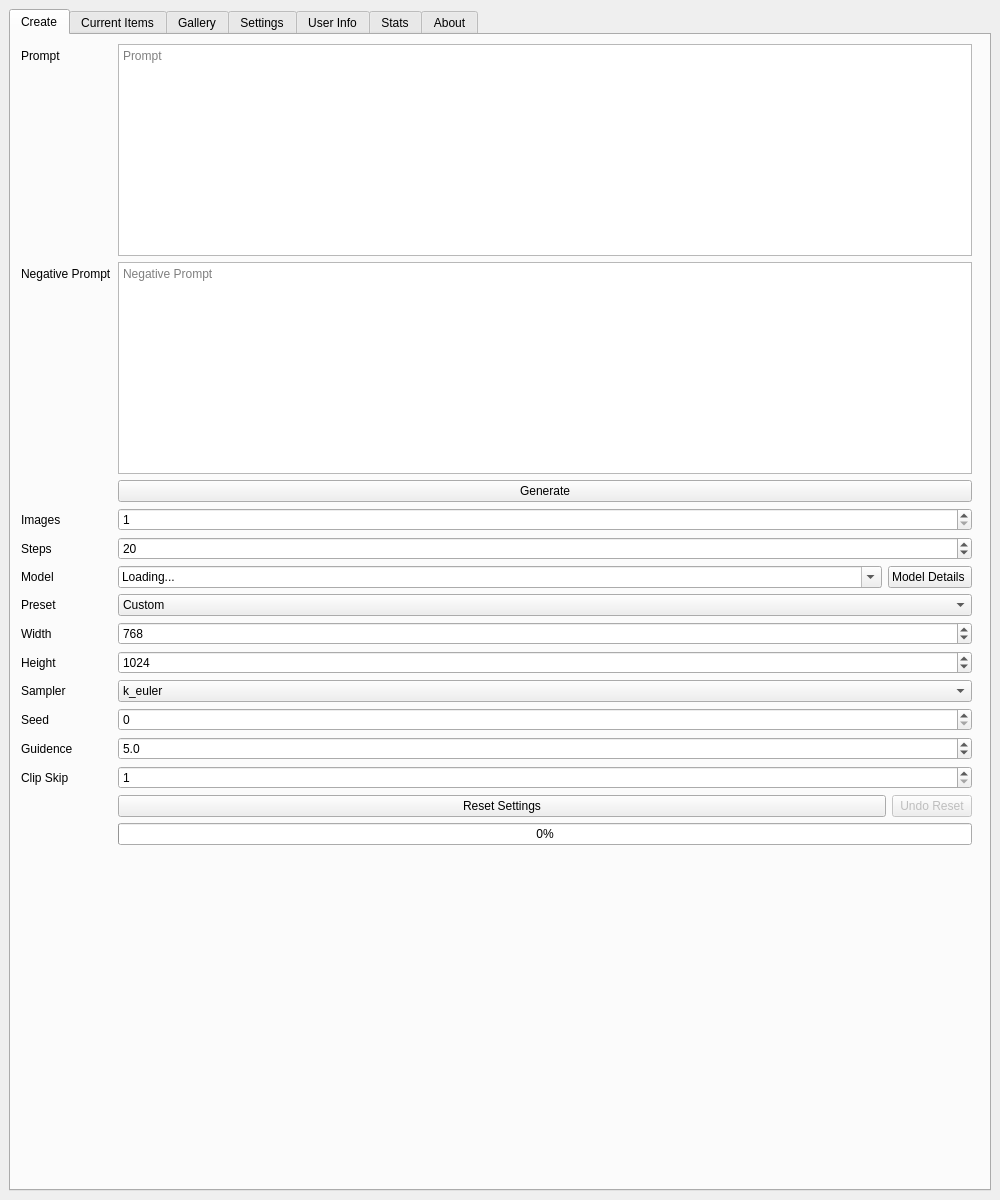
Unit1208/HordeQT, file QTProj/QtHorde/form.ui: the form before one commit.
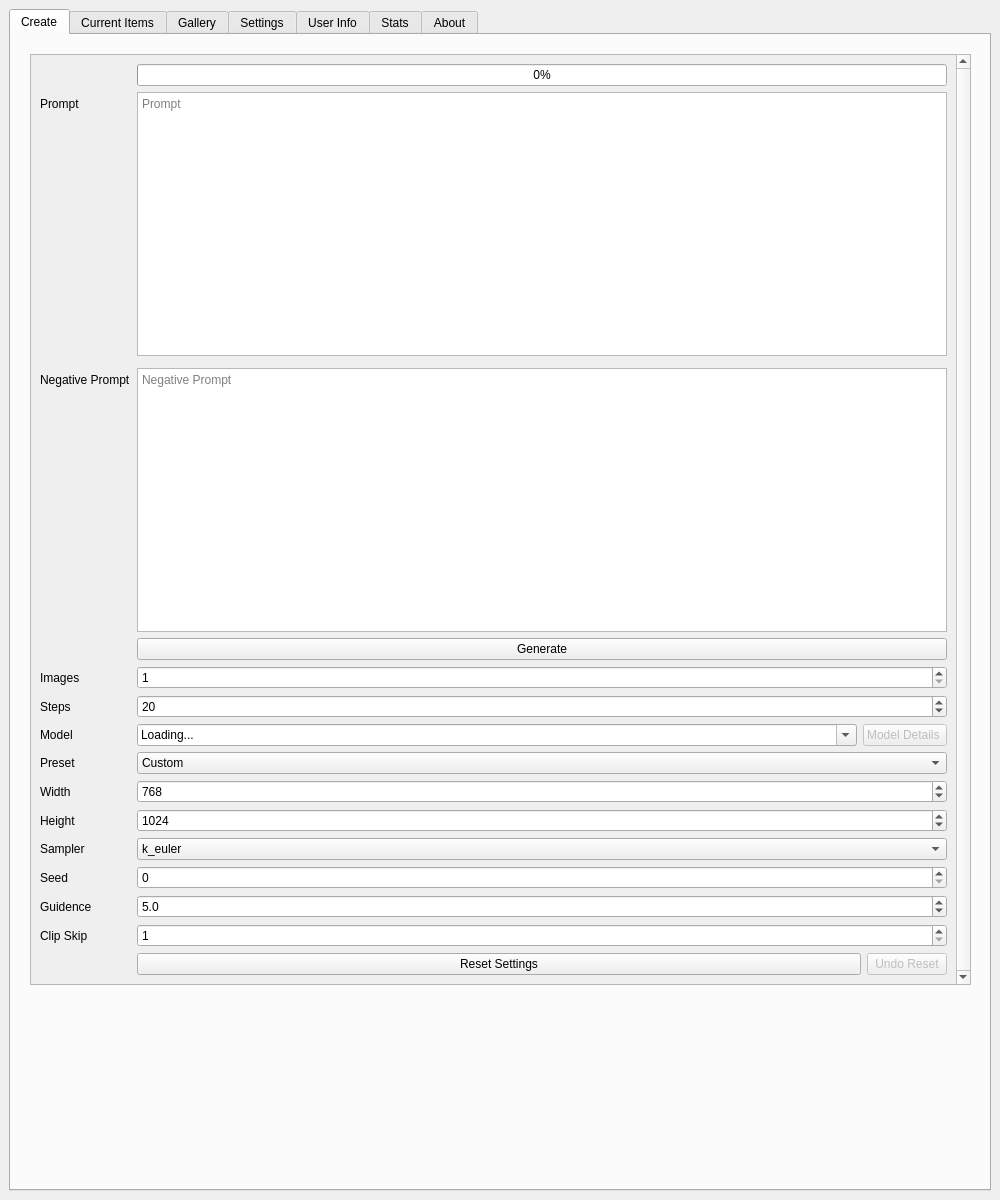
The form after the commit. Icons and pictures are not drawn.

Commit message: I can't get the UI to resize properly

```diff
--- a/QTProj/QtHorde/form.ui
+++ b/QTProj/QtHorde/form.ui
@@ -13,12 +13,24 @@
     <height>1200</height>
    </rect>
   </property>
+  <property name="sizePolicy">
+   <sizepolicy hsizetype="Expanding" vsizetype="Expanding">
+    <horstretch>0</horstretch>
+    <verstretch>0</verstretch>
+   </sizepolicy>
+  </property>
   <property name="windowTitle">
    <string>MainWindow</string>
   </property>
   <widget class="QWidget" name="centralwidget">
-   <layout class="QGridLayout" name="gridLayout">
-    <item row="0" column="0">
+   <property name="sizePolicy">
+    <sizepolicy hsizetype="Expanding" vsizetype="Expanding">
+     <horstretch>0</horstretch>
+     <verstretch>0</verstretch>
+    </sizepolicy>
+   </property>
+   <layout class="QVBoxLayout" name="verticalLayout_3">
+    <item>
      <widget class="QTabWidget" name="tabWidget">
       <property name="sizePolicy">
        <sizepolicy hsizetype="MinimumExpanding" vsizetype="MinimumExpanding">
@@ -42,53 +54,86 @@
        <bool>false</bool>
       </property>
       <widget class="QWidget" name="create_tab">
+       <property name="sizePolicy">
+        <sizepolicy hsizetype="Expanding" vsizetype="Expanding">
+         <horstretch>0</horstretch>
+         <verstretch>0</verstretch>
+        </sizepolicy>
+       </property>
        <attribute name="icon">
         <iconset theme="QIcon::ThemeIcon::ListAdd"/>
        </attribute>
        <attribute name="title">
         <string>Create</string>
        </attribute>
+       <layout class="QVBoxLayout" name="verticalLayout_2">
+        <item>
        <widget class="QFrame" name="frame">
+          <property name="sizePolicy">
+           <sizepolicy hsizetype="Expanding" vsizetype="Expanding">
+            <horstretch>0</horstretch>
+            <verstretch>0</verstretch>
+           </sizepolicy>
+          </property>
+          <widget class="QScrollArea" name="scrollArea">
+           <property name="geometry">
+            <rect>
+             <x>10</x>
+             <y>10</y>
+             <width>941</width>
+             <height>931</height>
+            </rect>
+           </property>
+           <property name="sizePolicy">
+            <sizepolicy hsizetype="Preferred" vsizetype="Preferred">
+             <horstretch>0</horstretch>
+             <verstretch>0</verstretch>
+            </sizepolicy>
+           </property>
+           <property name="frameShadow">
+            <enum>QFrame::Sunken</enum>
+           </property>
+           <property name="verticalScrollBarPolicy">
+            <enum>Qt::ScrollBarAlwaysOn</enum>
+           </property>
+           <property name="sizeAdjustPolicy">
+            <enum>QAbstractScrollArea::AdjustIgnored</enum>
+           </property>
+           <property name="widgetResizable">
+            <bool>true</bool>
+           </property>
+           <widget class="QWidget" name="scrollAreaWidgetContents_2">
         <property name="geometry">
          <rect>
           <x>0</x>
           <y>0</y>
-          <width>961</width>
-          <height>1081</height>
-         </rect>
-        </property>
-        <widget class="QWidget" name="gridLayoutWidget">
-         <property name="geometry">
-          <rect>
-           <x>10</x>
-           <y>9</y>
-           <width>951</width>
-           <height>801</height>
-          </rect>
-         </property>
-         <layout class="QFormLayout" name="createLayout">
+              <width>925</width>
+              <height>929</height>
+             </rect>
+            </property>
+            <property name="sizePolicy">
+             <sizepolicy hsizetype="Minimum" vsizetype="Minimum">
+              <horstretch>0</horstretch>
+              <verstretch>0</verstretch>
+             </sizepolicy>
+            </property>
+            <layout class="QFormLayout" name="formLayout">
           <property name="sizeConstraint">
-           <enum>QLayout::SizeConstraint::SetMinimumSize</enum>
-          </property>
-          <property name="formAlignment">
-           <set>Qt::AlignmentFlag::AlignLeading|Qt::AlignmentFlag::AlignLeft|Qt::AlignmentFlag::AlignTop</set>
-          </property>
-          <property name="verticalSpacing">
-           <number>6</number>
-          </property>
-          <item row="1" column="0">
-           <widget class="QLabel" name="label">
+              <enum>QLayout::SetMinimumSize</enum>
+             </property>
+             <item row="3" column="0">
+              <widget class="QLabel" name="label_3">
             <property name="text">
              <string>Prompt</string>
             </property>
            </widget>
           </item>
-          <item row="1" column="1">
+             <item row="3" column="1">
            <widget class="QPlainTextEdit" name="PromptBox">
             <property name="sizePolicy">
-             <sizepolicy hsizetype="Minimum" vsizetype="Expanding">
+                <sizepolicy hsizetype="Expanding" vsizetype="Expanding">
               <horstretch>0</horstretch>
-              <verstretch>0</verstretch>
+                 <verstretch>2</verstretch>
              </sizepolicy>
             </property>
             <property name="tabChangesFocus">
@@ -99,15 +144,21 @@
             </property>
            </widget>
           </item>
-          <item row="2" column="0">
-           <widget class="QLabel" name="label_2">
+             <item row="7" column="0">
+              <widget class="QLabel" name="label_5">
             <property name="text">
              <string>Negative Prompt</string>
             </property>
            </widget>
           </item>
-          <item row="2" column="1">
+             <item row="7" column="1">
            <widget class="QPlainTextEdit" name="NegativePromptBox">
+               <property name="sizePolicy">
+                <sizepolicy hsizetype="Expanding" vsizetype="Expanding">
+                 <horstretch>0</horstretch>
+                 <verstretch>2</verstretch>
+                </sizepolicy>
+               </property>
             <property name="tabChangesFocus">
              <bool>true</bool>
             </property>
@@ -116,7 +167,7 @@
             </property>
            </widget>
           </item>
-          <item row="3" column="1">
+             <item row="8" column="1">
            <widget class="QPushButton" name="GenerateButton">
             <property name="toolTip">
              <string>Shortcut Ctrl + Enter</string>
@@ -132,14 +183,14 @@
             </property>
            </widget>
           </item>
-          <item row="5" column="0">
+             <item row="10" column="0">
            <widget class="QLabel" name="imagesLabel">
             <property name="text">
              <string>Images</string>
             </property>
            </widget>
           </item>
-          <item row="5" column="1">
+             <item row="10" column="1">
            <widget class="QSpinBox" name="imagesSpinBox">
             <property name="minimum">
              <number>1</number>
@@ -149,14 +200,14 @@
             </property>
            </widget>
           </item>
-          <item row="6" column="0">
+             <item row="12" column="0">
            <widget class="QLabel" name="stepsLabel">
             <property name="text">
              <string>Steps</string>
             </property>
            </widget>
           </item>
-          <item row="6" column="1">
+             <item row="12" column="1">
            <widget class="QSpinBox" name="stepsSpinBox">
             <property name="minimum">
              <number>1</number>
@@ -169,15 +220,15 @@
             </property>
            </widget>
           </item>
-          <item row="7" column="0">
+             <item row="13" column="0">
            <widget class="QLabel" name="modelLabel">
             <property name="text">
              <string>Model</string>
             </property>
            </widget>
           </item>
-          <item row="7" column="1">
-           <layout class="QHBoxLayout" name="horizontalLayout_2">
+             <item row="13" column="1">
+              <layout class="QHBoxLayout" name="horizontalLayout_6">
             <item>
              <widget class="QComboBox" name="modelComboBox">
               <property name="enabled">
@@ -210,6 +261,9 @@
             </item>
             <item>
              <widget class="QPushButton" name="modelDetailsButton">
+                 <property name="enabled">
+                  <bool>false</bool>
+                 </property>
               <property name="text">
                <string>Model Details </string>
               </property>
@@ -223,14 +277,14 @@
             </item>
            </layout>
           </item>
-          <item row="8" column="0">
+             <item row="16" column="0">
            <widget class="QLabel" name="presetLabel">
             <property name="text">
              <string>Preset</string>
             </property>
            </widget>
           </item>
-          <item row="8" column="1">
+             <item row="16" column="1">
            <widget class="QComboBox" name="presetComboBox">
             <property name="editable">
              <bool>false</bool>
@@ -272,14 +326,14 @@
             </item>
            </widget>
           </item>
-          <item row="9" column="0">
+             <item row="18" column="0">
            <widget class="QLabel" name="widthLabel">
             <property name="text">
              <string>Width</string>
             </property>
            </widget>
           </item>
-          <item row="9" column="1">
+             <item row="18" column="1">
            <widget class="QSpinBox" name="widthSpinBox">
             <property name="minimum">
              <number>64</number>
@@ -295,14 +349,14 @@
             </property>
            </widget>
           </item>
-          <item row="10" column="0">
+             <item row="20" column="0">
            <widget class="QLabel" name="heightLabel">
             <property name="text">
              <string>Height</string>
             </property>
            </widget>
           </item>
-          <item row="10" column="1">
+             <item row="20" column="1">
            <widget class="QSpinBox" name="heightSpinBox">
             <property name="minimum">
              <number>64</number>
@@ -318,14 +372,14 @@
             </property>
            </widget>
           </item>
-          <item row="11" column="0">
+             <item row="22" column="0">
            <widget class="QLabel" name="samplerLabel">
             <property name="text">
              <string>Sampler</string>
             </property>
            </widget>
           </item>
-          <item row="11" column="1">
+             <item row="22" column="1">
            <widget class="QComboBox" name="samplerComboBox">
             <item>
              <property name="text">
@@ -399,14 +453,14 @@
             </item>
            </widget>
           </item>
-          <item row="12" column="0">
+             <item row="24" column="0">
            <widget class="QLabel" name="seedLabel">
             <property name="text">
              <string>Seed</string>
             </property>
            </widget>
           </item>
-          <item row="12" column="1">
+             <item row="24" column="1">
            <widget class="QSpinBox" name="seedSpinBox">
             <property name="toolTip">
              <string>0 for unseeded generations</string>
@@ -422,14 +476,14 @@
             </property>
            </widget>
           </item>
-          <item row="13" column="0">
+             <item row="26" column="0">
            <widget class="QLabel" name="guidenceLabel">
             <property name="text">
              <string>Guidence</string>
             </property>
            </widget>
           </item>
-          <item row="13" column="1">
+             <item row="26" column="1">
            <widget class="QDoubleSpinBox" name="guidenceDoubleSpinBox">
             <property name="decimals">
              <number>1</number>
@@ -448,14 +502,14 @@
             </property>
            </widget>
           </item>
-          <item row="14" column="0">
+             <item row="28" column="0">
            <widget class="QLabel" name="clipSkipLabel">
             <property name="text">
              <string>Clip Skip</string>
             </property>
            </widget>
           </item>
-          <item row="14" column="1">
+             <item row="28" column="1">
            <widget class="QSpinBox" name="clipSkipSpinBox">
             <property name="minimum">
              <number>1</number>
@@ -465,25 +519,8 @@
             </property>
            </widget>
           </item>
-          <item row="17" column="1">
-           <layout class="QHBoxLayout" name="horizontalLayout_3">
-            <item>
-             <widget class="QProgressBar" name="progressBar">
-              <property name="value">
-               <number>0</number>
-              </property>
-              <property name="textVisible">
-               <bool>true</bool>
-              </property>
-              <property name="invertedAppearance">
-               <bool>false</bool>
-              </property>
-             </widget>
-            </item>
-           </layout>
-          </item>
-          <item row="16" column="1">
-           <layout class="QHBoxLayout" name="horizontalLayout_5">
+             <item row="29" column="1">
+              <layout class="QHBoxLayout" name="horizontalLayout_7">
             <item>
              <widget class="QPushButton" name="resetSettingsButton">
               <property name="sizePolicy">
@@ -524,9 +561,28 @@
             </item>
            </layout>
           </item>
+             <item row="5" column="1">
+              <layout class="QHBoxLayout" name="horizontalLayout_4"/>
+             </item>
+             <item row="0" column="1">
+              <widget class="QProgressBar" name="progressBar">
+               <property name="value">
+                <number>0</number>
+               </property>
+               <property name="textVisible">
+                <bool>true</bool>
+               </property>
+               <property name="invertedAppearance">
+                <bool>false</bool>
+               </property>
+              </widget>
+             </item>
          </layout>
         </widget>
        </widget>
+         </widget>
+        </item>
+       </layout>
       </widget>
       <widget class="QWidget" name="curr_items_tab">
        <attribute name="icon">
```
Left out of the diff: 159 changed lines with no effect on the pictures. Lines whose indentation alone changed are shown as unchanged. The commit also changes 2 other files.
